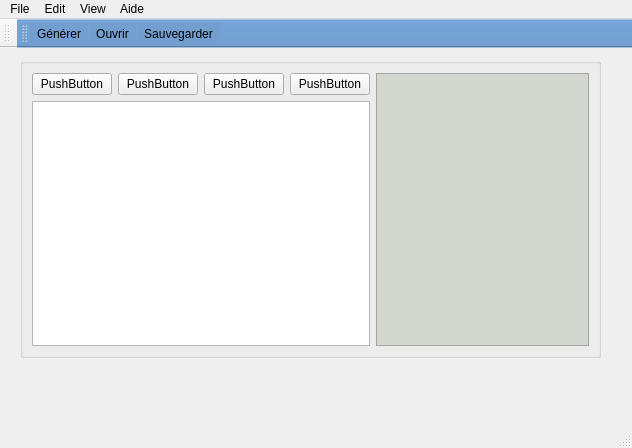
Golgoo/IHM-MoonProject, file QT-src/mainwindow.ui: the form before one commit.
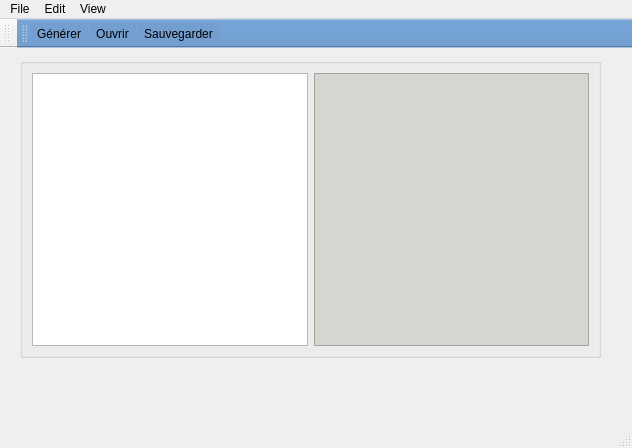
The form after the commit. Icons and pictures are not drawn. Custom widgets are drawn as their Qt base class.

Commit message: Des bricoles pour zoom et des boutons en moins

Patch:
```diff
--- a/QT-src/mainwindow.ui
+++ b/QT-src/mainwindow.ui
@@ -42,42 +42,7 @@
      <item>
       <layout class="QVBoxLayout" name="TabulareViewLayout">
        <item>
-        <layout class="QHBoxLayout" name="horizontalLayout_2">
-         <item>
-          <widget class="QPushButton" name="pushButton_4">
-           <property name="mouseTracking">
-            <bool>false</bool>
-           </property>
-           <property name="tabletTracking">
-            <bool>false</bool>
-           </property>
-           <property name="text">
-            <string>PushButton</string>
-           </property>
-          </widget>
-         </item>
-         <item>
-          <widget class="QPushButton" name="pushButton_3">
-           <property name="text">
-            <string>PushButton</string>
-           </property>
-          </widget>
-         </item>
-         <item>
-          <widget class="QPushButton" name="pushButton_2">
-           <property name="text">
-            <string>PushButton</string>
-           </property>
-          </widget>
-         </item>
-         <item>
-          <widget class="QPushButton" name="pushButton">
-           <property name="text">
-            <string>PushButton</string>
-           </property>
-          </widget>
-         </item>
-        </layout>
+        <layout class="QHBoxLayout" name="horizontalLayout_2"/>
        </item>
        <item>
         <widget class="QTableView" name="tableView">
@@ -147,16 +112,9 @@
     <addaction name="actionGraphique"/>
     <addaction name="actionPlein_cran"/>
    </widget>
-   <widget class="QMenu" name="menuAide">
-    <property name="title">
-     <string>Aide</string>
-    </property>
-    <addaction name="actionSommaire"/>
-   </widget>
    <addaction name="menuFile"/>
    <addaction name="menuEdit"/>
    <addaction name="menuView"/>
-   <addaction name="menuAide"/>
   </widget>
   <widget class="QStatusBar" name="statusbar"/>
   <widget class="QToolBar" name="toolBar">
```
Left out of the diff: 7 changed lines with no effect on the pictures. The commit also changes 4 other files.
